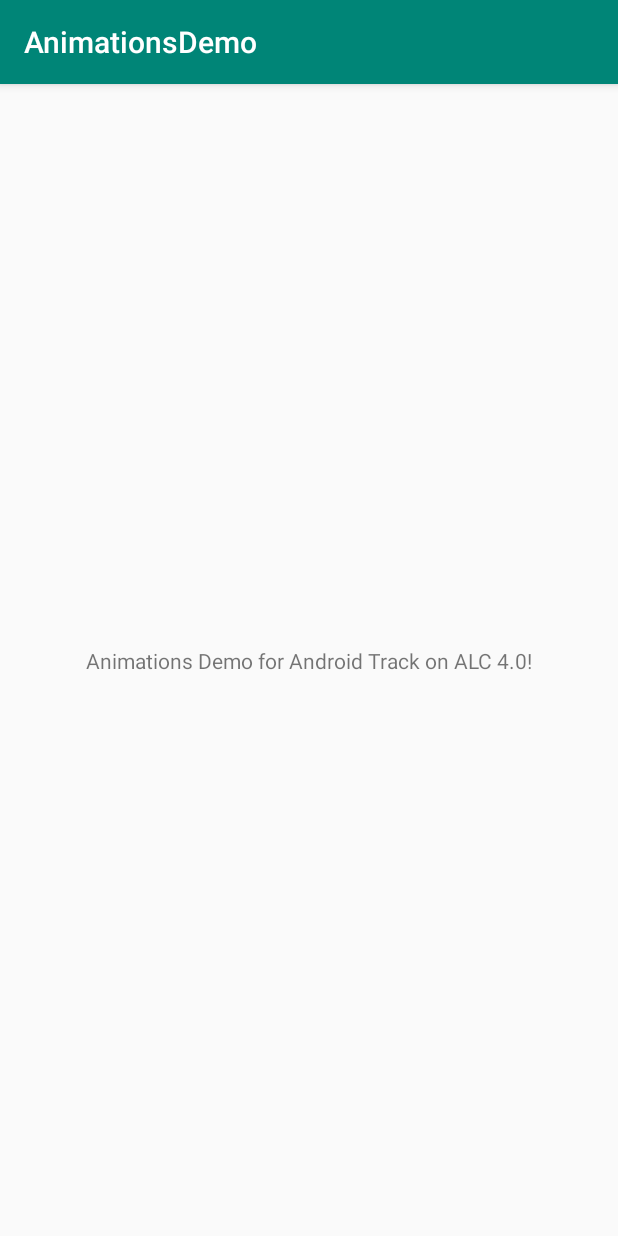
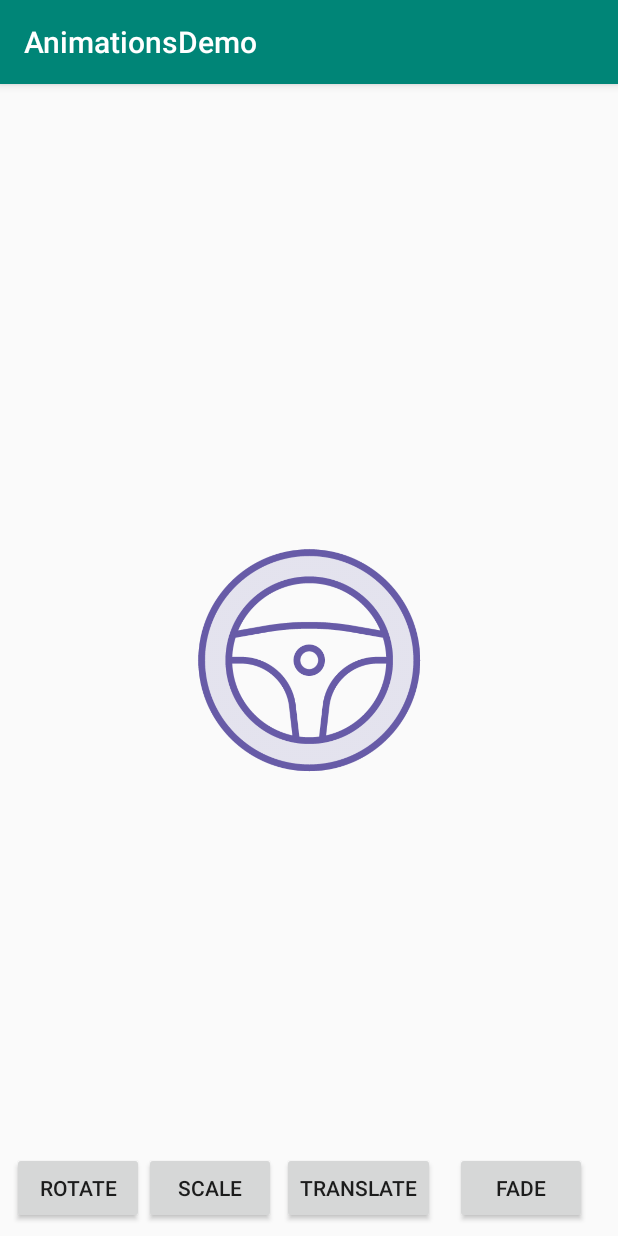
Before and after one commit to CodeHunta/AnimationsDemo, an Android app: the screen it shows after launch (MainActivity), on a phone screen of 412 x 824 dp. Run offline under Robolectric (Android 15) with nearby library versions, the phone set to English and light mode, and no system bars.

Commit message:
Module 3 Helper 3

```diff
--- a/app/build.gradle
+++ b/app/build.gradle
@@ -25,7 +25,7 @@ android {
 
 dependencies {
     implementation fileTree(dir: 'libs', include: ['*.jar'])
-    implementation"org.jetbrains.kotlin:kotlin-stdlib-jdk7:$kotlin_version"
+    implementation"org.jetbrains.kotlin:kotlin-stdlib-jdk7:1.3.50"
     implementation 'androidx.appcompat:appcompat:1.0.2'
     implementation 'androidx.core:core-ktx:1.0.2'
     implementation 'androidx.constraintlayout:constraintlayout:1.1.3'
--- a/app/src/main/res/layout/activity_main.xml
+++ b/app/src/main/res/layout/activity_main.xml
@@ -1,18 +1,67 @@
 <?xml version="1.0" encoding="utf-8"?>
-<androidx.constraintlayout.widget.ConstraintLayout xmlns:android="http://schemas.android.com/apk/res/android"
+<android.support.constraint.ConstraintLayout xmlns:android="http://schemas.android.com/apk/res/android"
     xmlns:app="http://schemas.android.com/apk/res-auto"
     xmlns:tools="http://schemas.android.com/tools"
     android:layout_width="match_parent"
-    android:layout_height="match_parent"
-    tools:context=".MainActivity">
+    android:layout_height="match_parent">
 
-    <TextView
+    <Button
+        android:id="@+id/button3"
         android:layout_width="wrap_content"
         android:layout_height="wrap_content"
-        android:text="Animations Demo for Android Track on ALC 4.0!"
+        android:layout_marginStart="8dp"
+        android:layout_marginBottom="8dp"
+        android:onClick="rotateAnimation"
+        android:text="@string/rotate"
         app:layout_constraintBottom_toBottomOf="parent"
-        app:layout_constraintLeft_toLeftOf="parent"
-        app:layout_constraintRight_toRightOf="parent"
-        app:layout_constraintTop_toTopOf="parent" />
+        app:layout_constraintStart_toStartOf="parent" />
 
-</androidx.constraintlayout.widget.ConstraintLayout>
+    <Button
+        android:id="@+id/button4"
+        android:layout_width="wrap_content"
+        android:layout_height="wrap_content"
+        android:layout_marginBottom="8dp"
+        android:onClick="scaleAnimation"
+        android:text="@string/scale"
+        app:layout_constraintBottom_toBottomOf="parent"
+        app:layout_constraintStart_toEndOf="@+id/button3" />
+
+    <Button
+        android:id="@+id/button5"
+        android:layout_width="wrap_content"
+        android:layout_height="wrap_content"
+        android:layout_marginStart="4dp"
+        android:layout_marginBottom="8dp"
+        android:onClick="translateAnimation"
+        android:text="@string/translate"
+        app:layout_constraintBottom_toBottomOf="parent"
+        app:layout_constraintStart_toEndOf="@+id/button4" />
+
+    <Button
+        android:id="@+id/button6"
+        android:layout_width="wrap_content"
+        android:layout_height="wrap_content"
+        android:layout_marginEnd="8dp"
+        android:layout_marginBottom="8dp"
+        android:onClick="fadeAnimation"
+        android:text="@string/fade"
+        app:layout_constraintBottom_toBottomOf="parent"
+        app:layout_constraintEnd_toEndOf="parent"
+        app:layout_constraintStart_toEndOf="@+id/button5" />
+
+    <ImageView
+        android:id="@+id/targetImage"
+        android:layout_width="162dp"
+        android:layout_height="154dp"
+        android:layout_marginStart="8dp"
+        android:layout_marginTop="8dp"
+        android:layout_marginEnd="8dp"
+        android:layout_marginBottom="8dp"
+        android:contentDescription="@string/todo"
+        app:layout_constraintBottom_toBottomOf="parent"
+        app:layout_constraintEnd_toEndOf="parent"
+        app:layout_constraintStart_toStartOf="parent"
+        app:layout_constraintTop_toTopOf="parent"
+        app:srcCompat="@drawable/steering_wheel" />
+
+</android.support.constraint.ConstraintLayout>
--- a/app/src/main/res/values/strings.xml
+++ b/app/src/main/res/values/strings.xml
@@ -1,3 +1,9 @@
 <resources>
-    <string name="app_name">AnimationsDemo</string>
+	<string name="app_name">AnimationsDemo</string>
+	<string name="scale">Scale</string>
+	<string name="translate">Translate</string>
+	<string name="fade">Fade</string>
+    <string name="todo">TODO</string>
+	<string name="rotate">rotate</string>
+
 </resources>
```
Also changed, not shown: app/src/main/java/com/sriyank/animationsdemo/MainActivity.kt (+102 -6 lines), app/src/main/res/animator/alpha.xml (added, +10 -0 lines), app/src/main/res/animator/rotate.xml (added, +16 -0 lines), app/src/main/res/animator/scale.xml (added, +25 -0 lines), app/src/main/res/animator/translate.xml (added, +22 -0 lines), app/src/main/res/drawable/steering_wheel.png (added).
